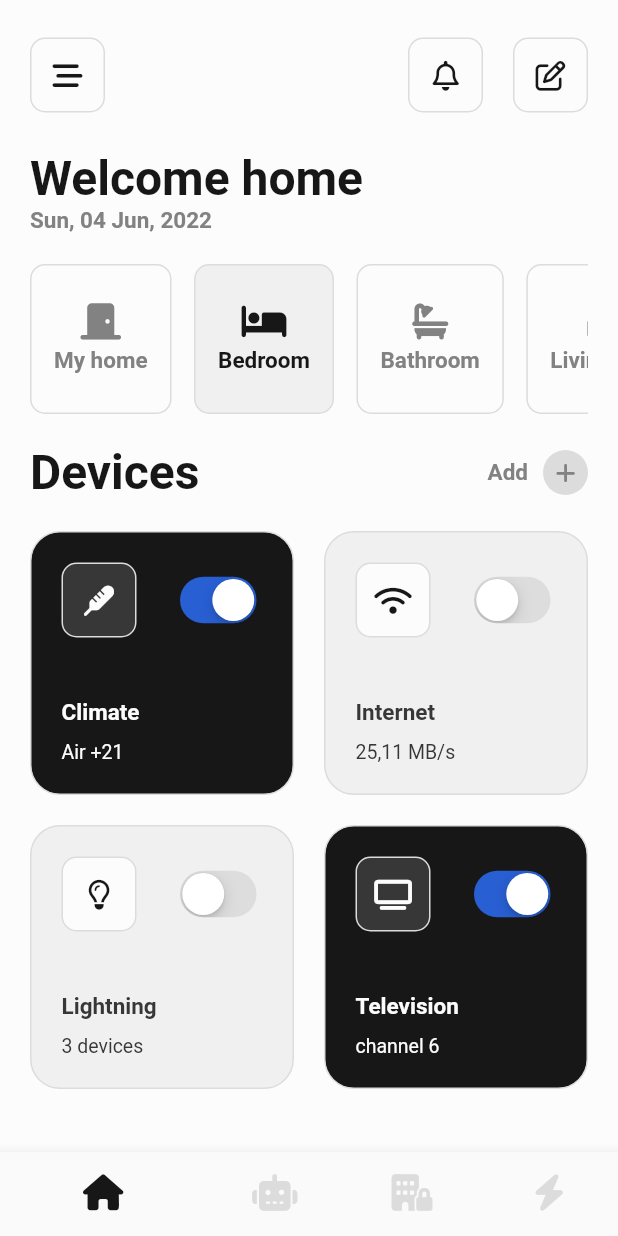
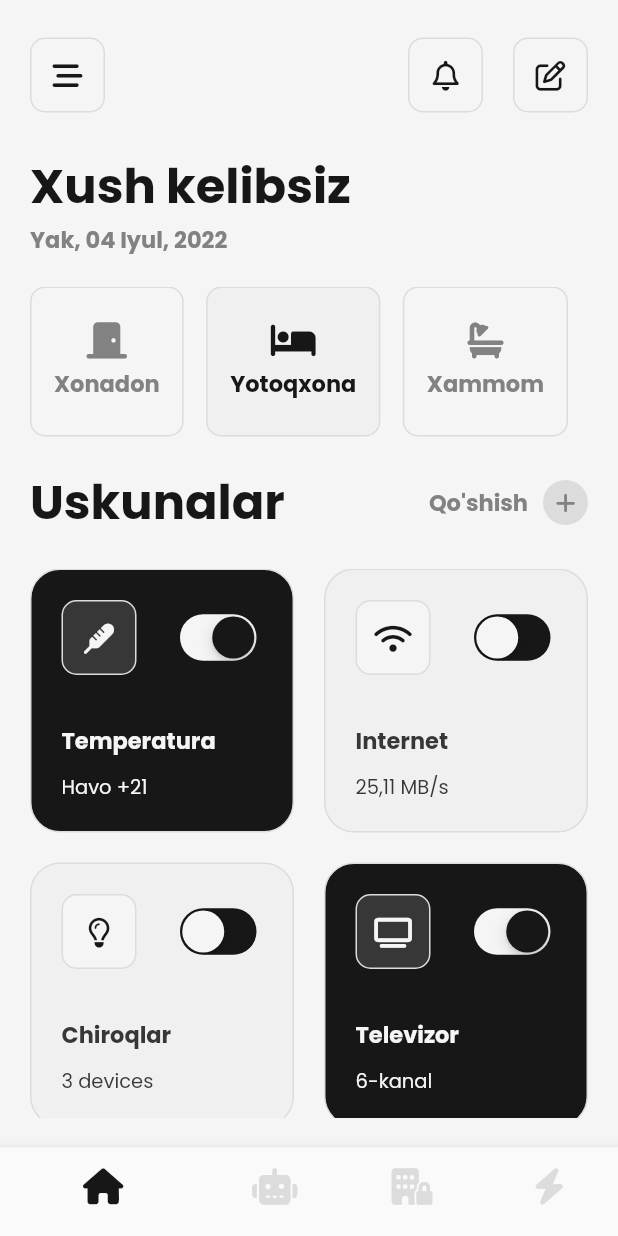
Before and after one commit to AsadbekDeveloper/smart_home, a Flutter app: the screen it shows after launch, on a phone screen of 412 x 824 dp. Run offline on Flutter 3.47's test engine with Material 2 defaults, Android fonts, the phone set to English and light mode, and no system bars; our stand-ins replace font_awesome_flutter, google_fonts.

```diff
--- a/lib/constants.dart
+++ b/lib/constants.dart
@@ -1,7 +1,7 @@
 import 'package:flutter/material.dart';
 import 'package:font_awesome_flutter/font_awesome_flutter.dart';
 
-const scafColorLight = Color.fromRGBO(252, 252, 252, 1);
+const scafColorLight = Color.fromRGBO(245, 245, 245, 1);
 const scafColorDark = Color.fromRGBO(23, 23, 23, 1);
 const darkGrey = Color.fromRGBO(55, 55, 55, 1);
 const darkGreyText = Color.fromARGB(255, 130, 130, 130);
@@ -20,10 +20,10 @@ const greyText = TextStyle(
   fontWeight: FontWeight.bold,
 );
 const rooms = {
-  'My home': FontAwesomeIcons.doorClosed,
-  'Bedroom': FontAwesomeIcons.bed,
-  'Bathroom': FontAwesomeIcons.bath,
-  "Living room": FontAwesomeIcons.couch,
+  'Xonadon': FontAwesomeIcons.doorClosed,
+  'Yotoqxona': FontAwesomeIcons.bed,
+  'Xammom': FontAwesomeIcons.bath,
+  "Oshxona": FontAwesomeIcons.couch,
 };
 
 class Device {
@@ -43,8 +43,8 @@ final devices = [
   Device(
     icon: FontAwesomeIcons.thermometer,
     isOn: true,
-    title: 'Climate',
-    value: 'Air +21',
+    title: 'Temperatura',
+    value: 'Havo +21',
   ),
   Device(
     icon: FontAwesomeIcons.wifi,
@@ -55,13 +55,13 @@ final devices = [
   Device(
     icon: FontAwesomeIcons.lightbulb,
     isOn: false,
-    title: 'Lightning',
+    title: 'Chiroqlar',
     value: '3 devices',
   ),
   Device(
     icon: FontAwesomeIcons.tv,
     isOn: true,
-    title: 'Television',
-    value: 'channel 6',
+    title: 'Televizor',
+    value: '6-kanal',
   ),
 ];
--- a/lib/main.dart
+++ b/lib/main.dart
@@ -1,4 +1,5 @@
 import 'package:flutter/material.dart';
+import 'package:google_fonts/google_fonts.dart';
 import 'package:smart_home/constants.dart';
 
 import 'screens/home_page.dart';
@@ -23,6 +24,7 @@ class MyApp extends StatelessWidget {
             color: scafColorDark,
           ),
         ),
+        fontFamily: GoogleFonts.poppins().fontFamily,
       ),
       home: HomePage(),
     );
--- a/lib/screens/home_page.dart
+++ b/lib/screens/home_page.dart
@@ -29,11 +29,11 @@ class HomePage extends StatelessWidget {
               crossAxisAlignment: CrossAxisAlignment.start,
               children: const [
                 Text(
-                  'Welcome home',
+                  'Xush kelibsiz',
                   style: headerLarge,
                 ),
                 Text(
-                  'Sun, 04 Jun, 2022',
+                  'Yak, 04 Iyul, 2022',
                   style: greyText,
                 ),
               ],
@@ -60,13 +60,13 @@ class HomePage extends StatelessWidget {
                 mainAxisAlignment: MainAxisAlignment.spaceBetween,
                 children: [
                   Text(
-                    'Devices',
+                    'Uskunalar',
                     style: headerLarge,
                   ),
                   Row(
                     children: const [
                       Text(
-                        'Add',
+                        'Qo\'shish',
                         style: greyText,
                       ),
                       SizedBox(
--- a/lib/widgets/devices_card.dart
+++ b/lib/widgets/devices_card.dart
@@ -28,11 +28,20 @@ class DevicesCard extends StatelessWidget {
                 isDark: device.isOn,
                 icon: device.icon,
               ),
-              CupertinoSwitch(
-                value: device.isOn,
-                onChanged: (_) {},
-                activeColor: mainAccent,
-              ),
+              device.isOn
+                  ? CupertinoSwitch(
+                      value: device.isOn,
+                      onChanged: (_) {},
+                      trackColor: scafColorLight,
+                      thumbColor: scafColorDark,
+                      activeColor: scafColorLight,
+                    )
+                  : CupertinoSwitch(
+                      value: device.isOn,
+                      onChanged: (_) {},
+                      trackColor: scafColorDark,
+                      thumbColor: scafColorLight,
+                    ),
             ],
           ),
           Column(
--- a/pubspec.yaml
+++ b/pubspec.yaml
@@ -37,6 +37,7 @@ dependencies:
   # Use with the CupertinoIcons class for iOS style icons.
   cupertino_icons: ^1.0.2
   font_awesome_flutter: ^10.2.1
+  google_fonts: ^3.0.1
 
 dev_dependencies:
   flutter_test:
@@ -61,8 +62,8 @@ flutter:
   uses-material-design: true
 
   # To add assets to your application, add an assets section, like this:
-  # assets:
-  #   - images/a_dot_burr.jpeg
+  assets:
+    - assets/
   #   - images/a_dot_ham.jpeg
 
   # An image asset can refer to one or more resolution-specific "variants", see
```
Also changed, not shown: assets/smart_home.png (added), pubspec.lock, 2 other files.
